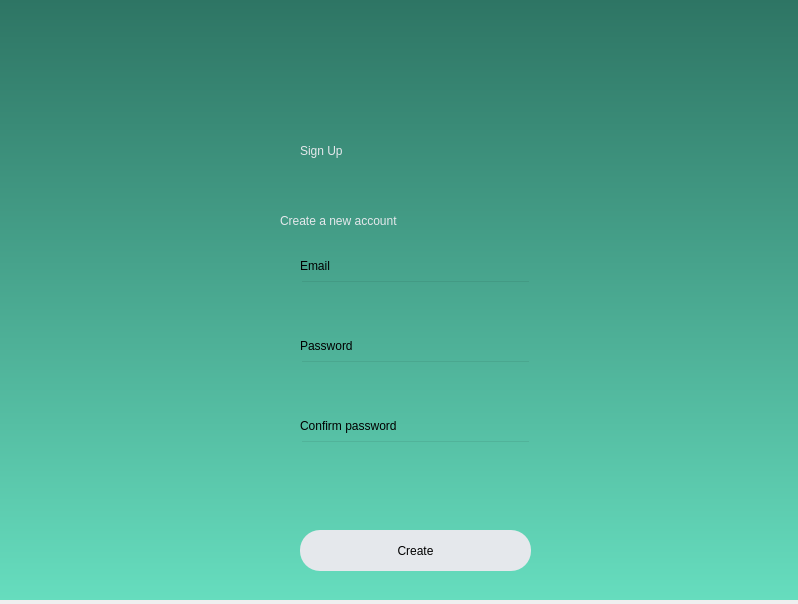
Maximusrain/se_project_23-24, file signup.ui: the form before one commit.
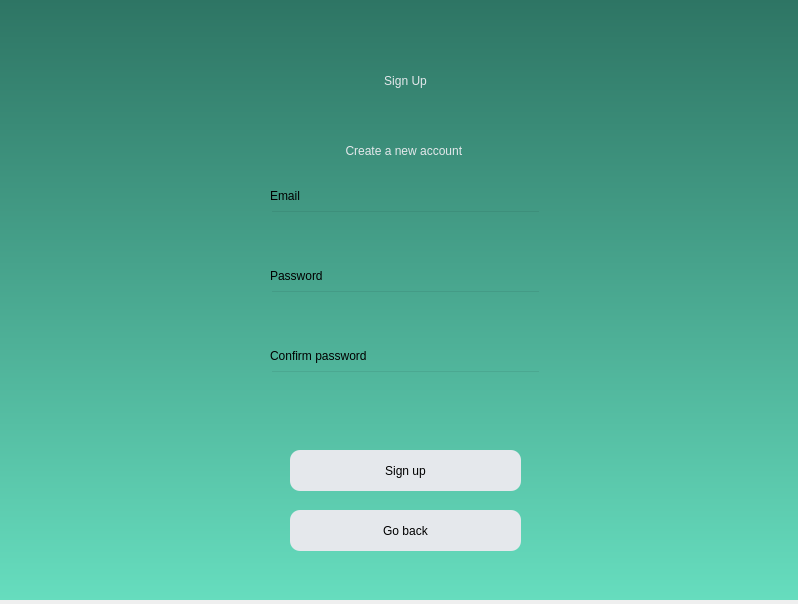
The form after the commit.

Commit message: Improved the UI, added "Go back" buttons on login and signup pages. Create the DatabaseManager class.

Diff of the .ui file:
```diff
--- a/signup.ui
+++ b/signup.ui
@@ -30,7 +30,7 @@
     <property name="geometry">
      <rect>
       <x>300</x>
-      <y>100</y>
+      <y>30</y>
       <width>211</width>
       <height>101</height>
      </rect>
@@ -43,12 +43,15 @@
     <property name="text">
      <string>Sign Up</string>
     </property>
+    <property name="alignment">
+     <set>Qt::AlignCenter</set>
+    </property>
    </widget>
    <widget class="QLabel" name="label_2">
     <property name="geometry">
      <rect>
       <x>280</x>
-      <y>200</y>
+      <y>130</y>
       <width>251</width>
       <height>41</height>
      </rect>
@@ -60,33 +63,36 @@
     <property name="text">
      <string>Create a new account </string>
     </property>
+    <property name="alignment">
+     <set>Qt::AlignCenter</set>
+    </property>
    </widget>
    <widget class="QPushButton" name="create_btn">
     <property name="geometry">
      <rect>
-      <x>300</x>
-      <y>530</y>
+      <x>290</x>
+      <y>450</y>
       <width>231</width>
       <height>41</height>
      </rect>
     </property>
     <property name="styleSheet">
-     <string notr="true">border-radius:20px;
+     <string notr="true">border-radius:10px;
 background-color: rgb(229, 232, 236);
 
-font: 14pt &quot;Tahoma&quot;;
+font: 14pt &quot;Century Gothic&quot;;
 </string>
     </property>
     <property name="text">
-     <string>Create</string>
+     <string>Sign up</string>
     </property>
    </widget>
    <widget class="QLineEdit" name="Email_line">
     <property name="geometry">
      <rect>
-      <x>300</x>
-      <y>280</y>
-      <width>231</width>
+      <x>270</x>
+      <y>210</y>
+      <width>271</width>
       <height>41</height>
      </rect>
     </property>
@@ -98,9 +104,9 @@
    <widget class="QLineEdit" name="Password_line">
     <property name="geometry">
      <rect>
-      <x>300</x>
-      <y>360</y>
-      <width>231</width>
+      <x>270</x>
+      <y>290</y>
+      <width>271</width>
       <height>41</height>
      </rect>
     </property>
@@ -112,9 +118,9 @@
    <widget class="QLineEdit" name="Password_confirm">
     <property name="geometry">
      <rect>
-      <x>300</x>
-      <y>440</y>
-      <width>231</width>
+      <x>270</x>
+      <y>370</y>
+      <width>271</width>
       <height>41</height>
      </rect>
     </property>
@@ -126,8 +132,8 @@
    <widget class="QLabel" name="label_3">
     <property name="geometry">
      <rect>
-      <x>300</x>
-      <y>250</y>
+      <x>270</x>
+      <y>180</y>
       <width>71</width>
       <height>31</height>
      </rect>
@@ -142,9 +148,9 @@
    <widget class="QLabel" name="label_4">
     <property name="geometry">
      <rect>
-      <x>300</x>
-      <y>330</y>
-      <width>71</width>
+      <x>270</x>
+      <y>260</y>
+      <width>111</width>
       <height>31</height>
      </rect>
     </property>
@@ -158,9 +164,9 @@
    <widget class="QLabel" name="label_5">
     <property name="geometry">
      <rect>
-      <x>300</x>
-      <y>410</y>
-      <width>131</width>
+      <x>270</x>
+      <y>340</y>
+      <width>151</width>
       <height>31</height>
      </rect>
     </property>
@@ -174,9 +180,9 @@
    <widget class="QLabel" name="label_invalid_line">
     <property name="geometry">
      <rect>
-      <x>300</x>
-      <y>490</y>
-      <width>221</width>
+      <x>290</x>
+      <y>420</y>
+      <width>231</width>
       <height>21</height>
      </rect>
     </property>
@@ -185,6 +191,29 @@
     </property>
     <property name="text">
      <string/>
+    </property>
+    <property name="alignment">
+     <set>Qt::AlignCenter</set>
+    </property>
+   </widget>
+   <widget class="QPushButton" name="goback_btn">
+    <property name="geometry">
+     <rect>
+      <x>290</x>
+      <y>510</y>
+      <width>231</width>
+      <height>41</height>
+     </rect>
+    </property>
+    <property name="styleSheet">
+     <string notr="true">border-radius:10px;
+background-color: rgb(229, 232, 236);
+
+font: 14pt &quot;Century Gothic&quot;;
+</string>
+    </property>
+    <property name="text">
+     <string>Go back</string>
     </property>
    </widget>
   </widget>
```
Left out of the diff: 12 changed lines with no effect on the pictures. The commit also changes 11 other files.
